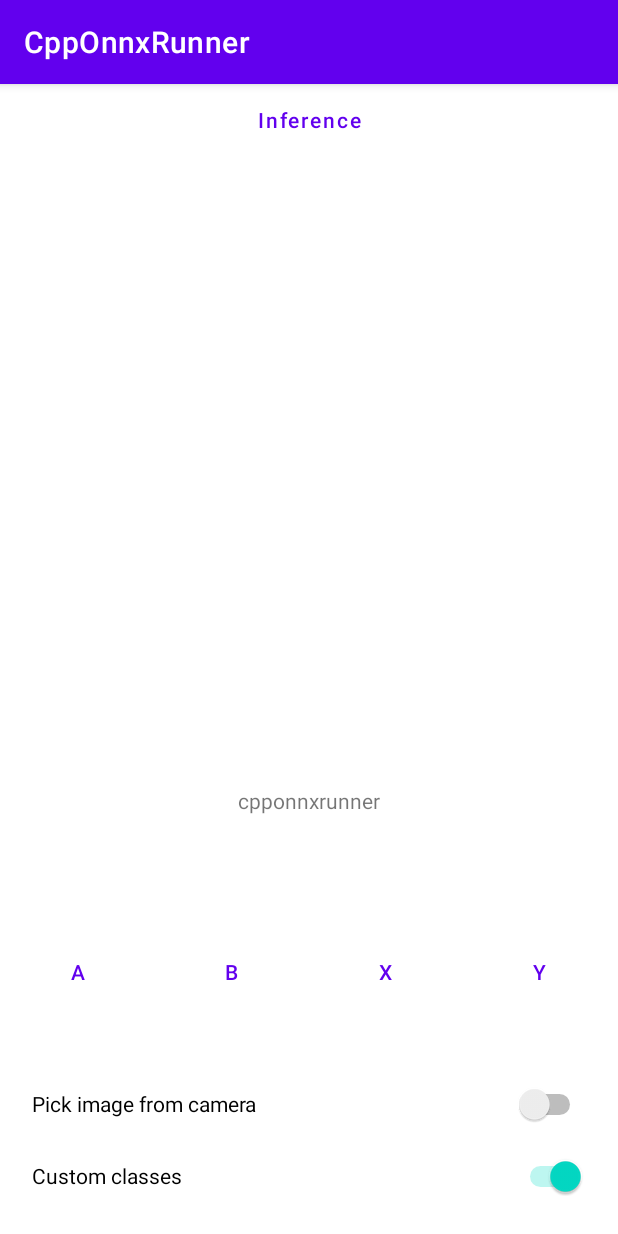
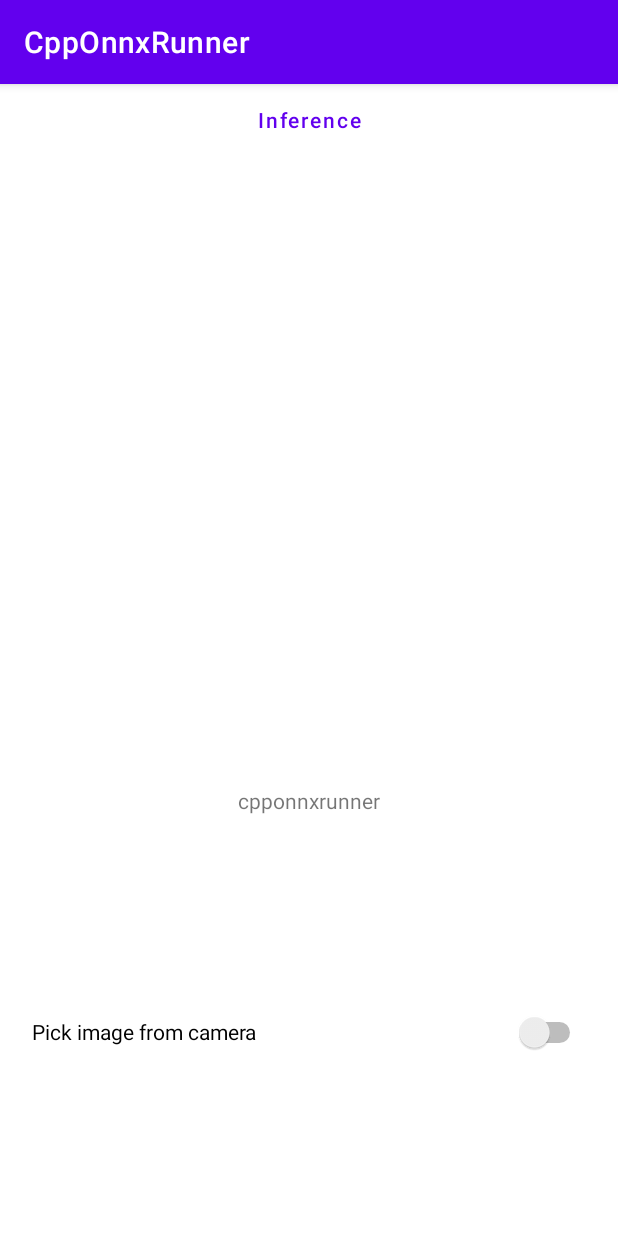
Before and after one commit to mrnhtyzgld/lama_inpaint_android, an Android app: the screen it shows after launch (MainActivity), on a phone screen of 412 x 824 dp. Run offline under Robolectric (Android 15) with nearby library versions, the light colour scheme and no system bars; 3 statements that could not run were skipped.

Commit message:
chore: simplify layout by removing unused controls

```diff
--- a/app/src/main/java/com/example/cpponnxrunner/MainActivity.kt
+++ b/app/src/main/java/com/example/cpponnxrunner/MainActivity.kt
@@ -26,8 +26,8 @@ class MainActivity : AppCompatActivity() {
 
     private val MODEL_ASSET_PATH = "lama_fp32.onnx"
     private val IMAGE_INPUT_PATH = "images/input_image.png"
-    private val MASK_INPUT_PATH  = "images/dilated_mask.png"
-    private val OUTPUT_PATH      = "output/output_image.png"
+    private val MASK_INPUT_PATH = "images/dilated_mask.png"
+    private val OUTPUT_PATH = "output/output_image.png"
 
     private lateinit var binding: ActivityMainBinding
     private var ort_session: Long = -1
@@ -35,16 +35,6 @@ class MainActivity : AppCompatActivity() {
     private val CAPTURE_IMAGE = 2000
     private val CAMERA_PERMISSION_CODE = 8
 
-    // Mevcut UI’daki custom-class switch vs. dokunmuyoruz.
-    private var samplesClassA = 0
-    private var nameClassA: String = "A"
-    private var samplesClassB = 0
-    private var nameClassB: String = "B"
-    private var samplesClassX = 0
-    private var nameClassX: String = "X"
-    private var samplesClassY = 0
-    private var nameClassY: String = "Y"
-    private val prepackedDefaultLabels: Array<String> = arrayOf("dog", "cat", "elephant", "cow")
 
     override fun onCreate(savedInstanceState: Bundle?) {
         super.onCreate(savedInstanceState)
@@ -82,24 +72,6 @@ class MainActivity : AppCompatActivity() {
             intent.action = Intent.ACTION_GET_CONTENT
             startActivityForResult(Intent.createChooser(intent, "Select Picture"), PICK_IMAGE)
         }
-    }
-
-    private fun disableButtons() {
-        binding.classA.isEnabled = false
-        binding.classB.isEnabled = false
-        binding.classX.isEnabled = false
-        binding.classY.isEnabled = false
-        binding.inferButton.isEnabled = false
-    }
-
-    private fun enableButtons() {
-        if (binding.customClassSetting.isChecked) {
-            binding.classA.isEnabled = true
-            binding.classB.isEnabled = true
-            binding.classX.isEnabled = true
-            binding.classY.isEnabled = true
-        }
-        binding.inferButton.isEnabled = true
     }
 
     override fun onRequestPermissionsResult(
@@ -147,7 +119,11 @@ class MainActivity : AppCompatActivity() {
         // --- Image tensor (1x3xHxW, float32, NCHW) ---
         val imgData = FloatBuffer.allocate(batchSize * channels * width * height)
         imgData.rewind()
-        processImage(bitmapResized, imgData, 0) // mevcut fonksiyonunu kullanıyoruz (0..1 normalize ediyorsa öyle kalsın)
+        processImage(
+            bitmapResized,
+            imgData,
+            0
+        ) // mevcut fonksiyonunu kullanıyoruz (0..1 normalize ediyorsa öyle kalsın)
         imgData.rewind()
 
         // --- Mask tensor (1x1xHxW, float32, NCHW) ---
--- a/app/src/main/res/layout/activity_main.xml
+++ b/app/src/main/res/layout/activity_main.xml
@@ -18,21 +18,14 @@
         app:layout_constraintStart_toStartOf="parent"
         app:layout_constraintTop_toTopOf="parent">
 
-        <LinearLayout
-            android:id="@+id/train_mode_layout"
+        <Button
+            android:id="@+id/infer_button"
+            style="?android:attr/buttonBarButtonStyle"
             android:layout_width="match_parent"
             android:layout_height="match_parent"
-            android:orientation="horizontal">
-
-            <Button
-                android:id="@+id/infer_button"
-                style="?android:attr/buttonBarButtonStyle"
-                android:layout_width="wrap_content"
-                android:layout_height="wrap_content"
-                android:layout_weight="1"
-                android:text="@string/inference"
-                android:textAllCaps="false" />
-        </LinearLayout>
+            android:orientation="horizontal"
+            android:text="@string/inference"
+            android:textAllCaps="false" />
 
         <LinearLayout
             android:id="@+id/image_layout"
@@ -45,19 +38,18 @@
                 android:layout_width="0dp"
                 android:layout_height="400dp"
                 android:layout_weight="1"
+                android:adjustViewBounds="true"
                 android:contentDescription="@string/input_image_for_inference_scenarios"
-                android:adjustViewBounds="true"
                 android:scaleType="fitCenter"
                 tools:srcCompat="@tools:sample/avatars" />
 
-            <!-- ÇIKTI ÖNİZLEME İÇİN YENİ GÖRÜNÜM -->
             <ImageView
                 android:id="@+id/output_image"
                 android:layout_width="0dp"
                 android:layout_height="400dp"
                 android:layout_weight="1"
+                android:adjustViewBounds="true"
                 android:contentDescription="@string/output_image"
-                android:adjustViewBounds="true"
                 android:scaleType="fitCenter"
                 tools:srcCompat="@tools:sample/avatars" />
         </LinearLayout>
@@ -80,45 +72,6 @@
                 android:layout_height="wrap_content"
                 android:gravity="center"
                 android:text="Hello World!" />
-        </LinearLayout>
-
-        <LinearLayout
-            android:id="@+id/class_layout"
-            android:layout_width="match_parent"
-            android:layout_height="match_parent"
-            android:orientation="horizontal">
-
-            <Button
-                android:id="@+id/classA"
-                style="?android:attr/buttonBarButtonStyle"
-                android:layout_width="wrap_content"
-                android:layout_height="wrap_content"
-                android:layout_weight="1"
-                android:text="@string/a" />
-
-            <Button
-                android:id="@+id/classB"
-                style="?android:attr/buttonBarButtonStyle"
-                android:layout_width="wrap_content"
-                android:layout_height="wrap_content"
-                android:layout_weight="1"
-                android:text="@string/b" />
-
-            <Button
-                android:id="@+id/classX"
-                style="?android:attr/buttonBarButtonStyle"
-                android:layout_width="wrap_content"
-                android:layout_height="wrap_content"
-                android:layout_weight="1"
-                android:text="@string/x" />
-
-            <Button
-                android:id="@+id/classY"
-                style="?android:attr/buttonBarButtonStyle"
-                android:layout_width="wrap_content"
-                android:layout_height="wrap_content"
-                android:layout_weight="1"
-                android:text="@string/y" />
         </LinearLayout>
 
         <LinearLayout
@@ -156,34 +109,6 @@
                 android:layout_weight="0" />
         </LinearLayout>
 
-        <LinearLayout
-            android:id="@+id/custom_classes_setting_layout"
-            android:layout_width="match_parent"
-            android:layout_height="match_parent"
-            android:orientation="horizontal">
-
-            <Space
-                android:id="@+id/custom_class_setting_before_space"
-                android:layout_width="20dp"
-                android:layout_height="wrap_content"
-                android:layout_weight="0" />
-
-            <Switch
-                android:id="@+id/custom_class_setting"
-                android:layout_width="wrap_content"
-                android:layout_height="wrap_content"
-                android:layout_weight="1"
-                android:checked="true"
-                android:minHeight="48dp"
-                android:text="@string/custom_classes" />
-
-            <Space
-                android:id="@+id/custom_class_setting_after_space"
-                android:layout_width="20dp"
-                android:layout_height="wrap_content"
-                android:layout_weight="0" />
-        </LinearLayout>
-
     </LinearLayout>
 
 </androidx.constraintlayout.widget.ConstraintLayout>
```
